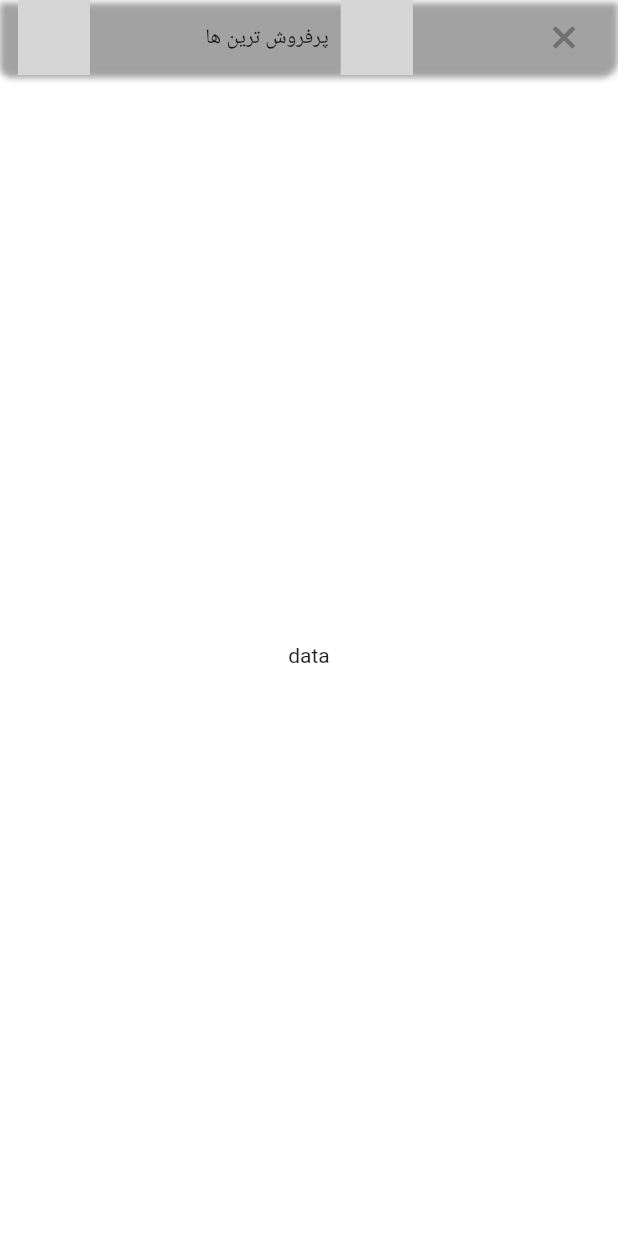
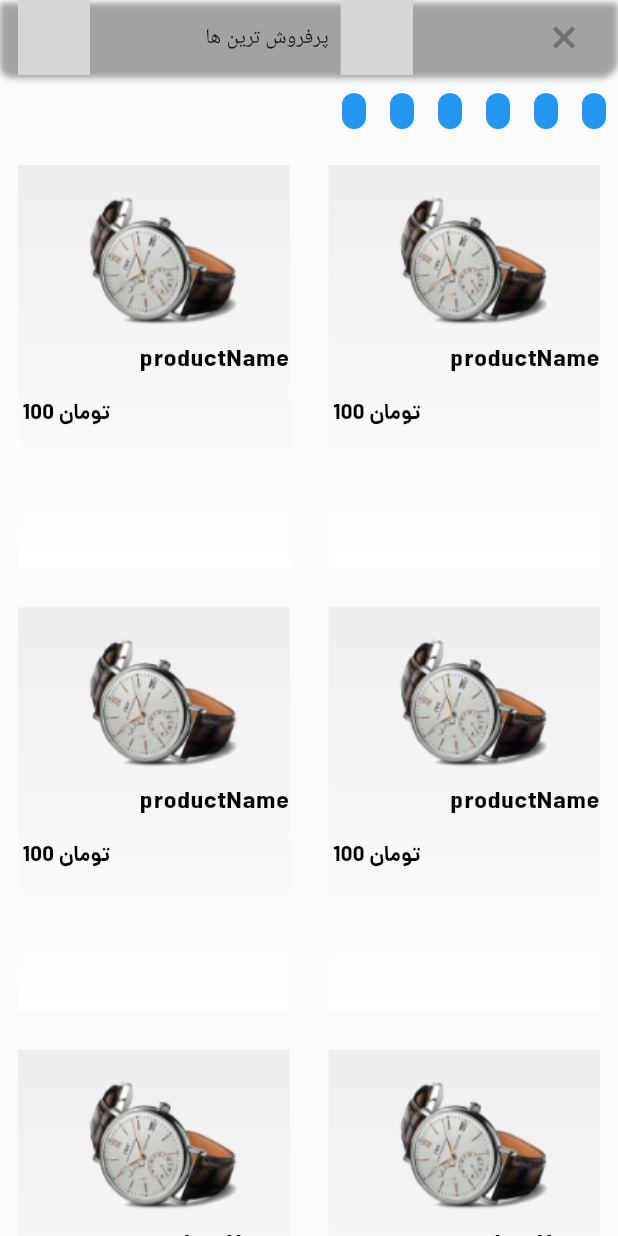
Before and after one commit to zahraaapz/watch_store_flutter, a Flutter app: the ProductListScreen screen opened by its route, on a phone screen of 412 x 824 dp. Run offline on Flutter 3.47's test engine with Material 2 defaults, Android fonts, the phone set to English and light mode, and no system bars; our stand-ins replace carousel_slider, flutter_svg; generated files the repository leaves out were written again; grey boxes are pictures that could not be loaded.

Commit message:
make taglist

```diff
--- a/lib/components/text_style.dart
+++ b/lib/components/text_style.dart
@@ -14,6 +14,13 @@ static const TextStyle oldPrice =
         fontFamily: FontFamily.dana,
        fontSize: 12,
         color: MyColors.oldPrice,
+        decoration: TextDecoration.lineThrough);
+
+static const TextStyle tagTitle =
+      TextStyle(
+        fontFamily: FontFamily.dana,
+       fontSize: 14,
+        color: Colors.white,
         decoration: TextDecoration.lineThrough);
 
 
--- a/lib/screens/product_list_screen.dart
+++ b/lib/screens/product_list_screen.dart
@@ -3,6 +3,7 @@ import 'package:flutter_svg/svg.dart';
 import 'package:watch_store_flutter/components/extention.dart';
 import 'package:watch_store_flutter/res/color.dart';
 import 'package:watch_store_flutter/res/dimens.dart';
+import 'package:watch_store_flutter/widget/product_item.dart';
 
 import '../gen/assets.gen.dart';
 
@@ -17,7 +18,7 @@ class ProductListScreen extends StatelessWidget {
           child: Row(
         mainAxisAlignment: MainAxisAlignment.spaceBetween,
         children: [
-          CartBadge(count:1),
+          CartBadge(count: 1),
           Row(
             children: [
               Text('پرفروش ترین ها'),
@@ -28,13 +29,8 @@ class ProductListScreen extends StatelessWidget {
           IconButton(onPressed: () {}, icon: SvgPicture.asset(Assets.svg.close))
         ],
       )),
-      body: Container(
-        color: Colors.white,
-        height: double.infinity,
-        width: double.infinity,
-        child: const Center(
-          child: Text('data'),
-        ),
+      body: Column(
+        children: [TagList(), ProductGridView()],
       ),
     ));
   }
@@ -102,3 +98,56 @@ class CartBadge extends StatelessWidget {
     );
   }
 }
+
+class TagList extends StatefulWidget {
+  const TagList({super.key});
+
+  @override
+  State<TagList> createState() => _TagListState();
+}
+
+class _TagListState extends State<TagList> {
+  @override
+  Widget build(BuildContext context) {
+    return Padding(
+      padding: const EdgeInsets.symmetric(vertical: MyDimens.medium),
+      child: SizedBox(
+        height: 24,
+        child: ListView.builder(
+          reverse: true,
+          itemCount: 6,
+          scrollDirection: Axis.horizontal,
+          itemBuilder: (context, index) {
+            return Container(
+              decoration: BoxDecoration(
+                  color: Colors.blue,
+                  borderRadius: BorderRadius.circular(MyDimens.large)),
+              margin: const EdgeInsets.symmetric(horizontal: MyDimens.small),
+              padding: const EdgeInsets.symmetric(horizontal: MyDimens.small),
+            );
+          },
+        ),
+      ),
+    );
+  }
+}
+
+class ProductGridView extends StatelessWidget {
+  const ProductGridView({super.key});
+
+  @override
+  Widget build(BuildContext context) {
+    return Expanded(
+      child: GridView.builder(
+        gridDelegate: const SliverGridDelegateWithFixedCrossAxisCount(
+            crossAxisSpacing: 2,
+            mainAxisSpacing: 2,
+            childAspectRatio: 0.7,
+            crossAxisCount: 2),
+        itemBuilder: (context, index) {
+          return productItem(productName: 'productName', price: 100);
+        },
+      ),
+    );
+  }
+}
```
